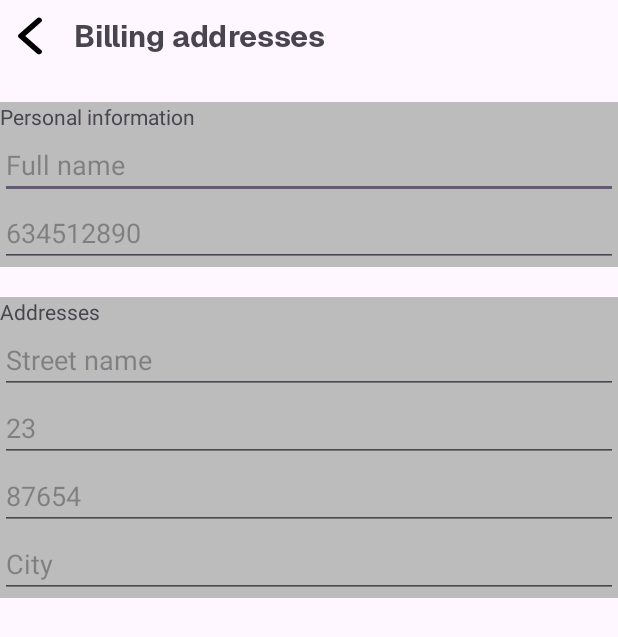
After one commit to Hiromy24/AppPedidosAndroid, an Android app: the EditAddress screen opened directly, with no data from a screen before it, on a phone screen of 412 x 824 dp. The commit adds this screen. Shown: the top 637 px of the screen. Run offline under Robolectric (Android 15) with nearby library versions, the light colour scheme and no system bars.

Commit message:
add: edit address layout

```diff
--- a/app/src/main/AndroidManifest.xml
+++ b/app/src/main/AndroidManifest.xml
@@ -22,6 +22,9 @@
         android:theme="@style/Theme.AppPedidosAndroid"
         tools:targetApi="31">
         <activity
+            android:name=".EditAddress"
+            android:exported="false" />
+        <activity
             android:name=".MainActivity"
             android:exported="false" />
         <activity
--- a/app/src/main/java/com/example/apppedidosandroid/Address.java
+++ b/app/src/main/java/com/example/apppedidosandroid/Address.java
@@ -8,9 +8,9 @@ public class Address {
     private String streetNumber;
     private String portal;
     private String postalCode;
-    private String cityProvince;
+    private String city;
 
-    public Address(String email, String name, String phone, String street, String streetNumber, String portal, String postalCode, String cityProvince) {
+    public Address(String email, String name, String phone, String street, String streetNumber, String portal, String postalCode, String city) {
         this.email = email;
         this.name = name;
         this.phone = phone;
@@ -18,7 +18,7 @@ public class Address {
         this.streetNumber = streetNumber;
         this.portal = portal;
         this.postalCode = postalCode;
-        this.cityProvince = cityProvince;
+        this.city = city;
     }
 
     public String getEmail() {
@@ -49,8 +49,8 @@ public class Address {
         return postalCode;
     }
 
-    public String getCityProvince() {
-        return cityProvince;
+    public String getCity() {
+        return city;
     }
 
 
--- a/app/src/main/java/com/example/apppedidosandroid/AddressDAO.java
+++ b/app/src/main/java/com/example/apppedidosandroid/AddressDAO.java
@@ -23,7 +23,7 @@ public class AddressDAO {
             statement.setString(5, address.getStreetNumber());
             statement.setString(6, address.getPortal());
             statement.setString(7, address.getPostalCode());
-            statement.setString(8, address.getCityProvince());
+            statement.setString(8, address.getCity());
 
             statement.executeUpdate();
         } catch (SQLException e) {
--- /dev/null
+++ b/app/src/main/java/com/example/apppedidosandroid/EditAddress.java
@@ -0,0 +1,24 @@
+package com.example.apppedidosandroid;
+
+import android.os.Bundle;
+
+import androidx.activity.EdgeToEdge;
+import androidx.appcompat.app.AppCompatActivity;
+import androidx.core.graphics.Insets;
+import androidx.core.view.ViewCompat;
+import androidx.core.view.WindowInsetsCompat;
+
+public class EditAddress extends AppCompatActivity {
+
+    @Override
+    protected void onCreate(Bundle savedInstanceState) {
+        super.onCreate(savedInstanceState);
+        EdgeToEdge.enable(this);
+        setContentView(R.layout.activity_edit_address);
+        ViewCompat.setOnApplyWindowInsetsListener(findViewById(R.id.main), (v, insets) -> {
+            Insets systemBars = insets.getInsets(WindowInsetsCompat.Type.systemBars());
+            v.setPadding(systemBars.left, systemBars.top, systemBars.right, systemBars.bottom);
+            return insets;
+        });
+    }
+}
--- a/app/src/main/java/com/example/apppedidosandroid/adapters/AddressAdapter.java
+++ b/app/src/main/java/com/example/apppedidosandroid/adapters/AddressAdapter.java
@@ -57,7 +57,7 @@ public class AddressAdapter extends RecyclerView.Adapter<AddressAdapter.ViewHold
         holder.streetNumberTextView.setText(address.getStreetNumber());
         holder.portalTextView.setText(address.getPortal());
         holder.postalCodeTextView.setText(address.getPostalCode());
-        holder.cityProvinceTextView.setText(address.getCityProvince());
+        holder.cityProvinceTextView.setText(address.getCity());
     }
 
     @Override
--- /dev/null
+++ b/app/src/main/res/layout/activity_edit_address.xml
@@ -0,0 +1,111 @@
+<LinearLayout xmlns:android="http://schemas.android.com/apk/res/android"
+    xmlns:app="http://schemas.android.com/apk/res-auto"
+    xmlns:tools="http://schemas.android.com/tools"
+    android:id="@+id/main"
+    android:layout_width="match_parent"
+    android:layout_height="match_parent"
+    android:orientation="vertical"
+    tools:context=".EditAddress">
+
+
+    <LinearLayout
+        android:layout_width="match_parent"
+        android:layout_height="wrap_content"
+        android:gravity="center_vertical"
+        android:orientation="horizontal">
+
+        <ImageButton
+            android:id="@+id/imageButton"
+            android:layout_width="wrap_content"
+            android:layout_height="wrap_content"
+            android:backgroundTint="#00FFFFFF"
+            app:srcCompat="@drawable/chevron_left_solid" />
+
+        <TextView
+            android:id="@+id/textView4"
+            android:layout_width="wrap_content"
+            android:layout_height="wrap_content"
+            android:layout_marginStart="5dp"
+            android:layout_weight="1"
+            android:fontFamily="@font/geist_bold"
+            android:text="@string/myDirections"
+            android:textSize="@dimen/h3" />
+
+    </LinearLayout>
+
+    <LinearLayout
+        android:layout_width="match_parent"
+        android:layout_height="wrap_content"
+        android:layout_marginVertical="20dp"
+        android:background="#BCBCBC"
+        android:orientation="vertical">
+
+        <TextView
+            android:id="@+id/textView7"
+            android:layout_width="match_parent"
+            android:layout_height="wrap_content"
+            android:text="@string/personInfo" />
+
+        <EditText
+            android:id="@+id/editTextText"
+            android:layout_width="match_parent"
+            android:layout_height="wrap_content"
+            android:ems="10"
+            android:hint="@string/full_name_hint"
+            android:inputType="text" />
+
+        <EditText
+            android:id="@+id/editTextText3"
+            android:layout_width="match_parent"
+            android:layout_height="wrap_content"
+            android:ems="10"
+            android:hint="@string/phone_hint"
+            android:inputType="text" />
+    </LinearLayout>
+
+    <LinearLayout
+        android:layout_width="match_parent"
+        android:layout_height="wrap_content"
+        android:background="#BCBCBC"
+        android:orientation="vertical">
+
+        <TextView
+            android:id="@+id/textView7"
+            android:layout_width="match_parent"
+            android:layout_height="wrap_content"
+            android:text="@string/directions" />
+
+        <EditText
+            android:id="@+id/editTextText"
+            android:layout_width="match_parent"
+            android:layout_height="wrap_content"
+            android:ems="10"
+            android:hint="@string/street"
+            android:inputType="text" />
+
+        <EditText
+            android:id="@+id/editTextNumber"
+            android:layout_width="match_parent"
+            android:layout_height="wrap_content"
+            android:ems="10"
+            android:hint="@string/street_number"
+            android:inputType="number" />
+
+        <EditText
+            android:id="@+id/editTextText4"
+            android:layout_width="match_parent"
+            android:layout_height="wrap_content"
+            android:ems="10"
+            android:hint="@string/postal_code"
+            android:inputType="text" />
+
+        <EditText
+            android:id="@+id/editTextText5"
+            android:layout_width="match_parent"
+            android:layout_height="wrap_content"
+            android:ems="10"
+            android:hint="@string/city"
+            android:inputType="text" />
+
+    </LinearLayout>
+</LinearLayout>
--- a/app/src/main/res/values/strings.xml
+++ b/app/src/main/res/values/strings.xml
@@ -12,8 +12,8 @@
     <string name="password_hint">********</string>
     <string name="or">or</string>
     <string name="register">Register</string>
-    <string name="addDirections">Add New Direction</string>
-    <string name="directions">Directions</string>
+    <string name="addDirections">Add New Address</string>
+    <string name="directions">Addresses</string>
     <string name="billing">Billing address</string>
     <string name="app_title">PlaceHolder</string>
     <string name="strategy">Strategy</string>
@@ -25,5 +25,12 @@
     <string name="myDirections">Billing addresses</string>
     <string name="placeholder">Placeholder</string>
     <string name="edit">Edit</string>
-
+    <string name="personInfo">Personal information</string>
+    <string name="full_name_hint">Full name</string>
+    <string name="phone_hint">634512890</string>
+    <string name="street">Street name</string>
+    <string name="street_number">23</string>
+    <string name="portal">4H</string>
+    <string name="postal_code">87654</string>
+    <string name="city">City</string>
 </resources>
```
